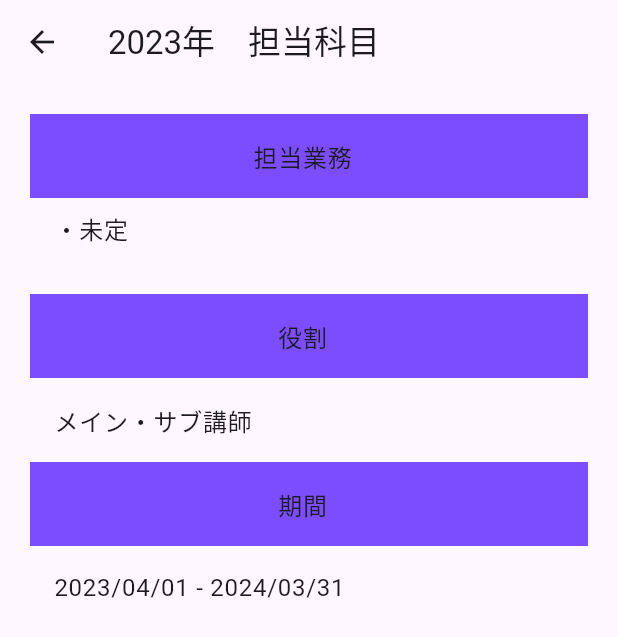
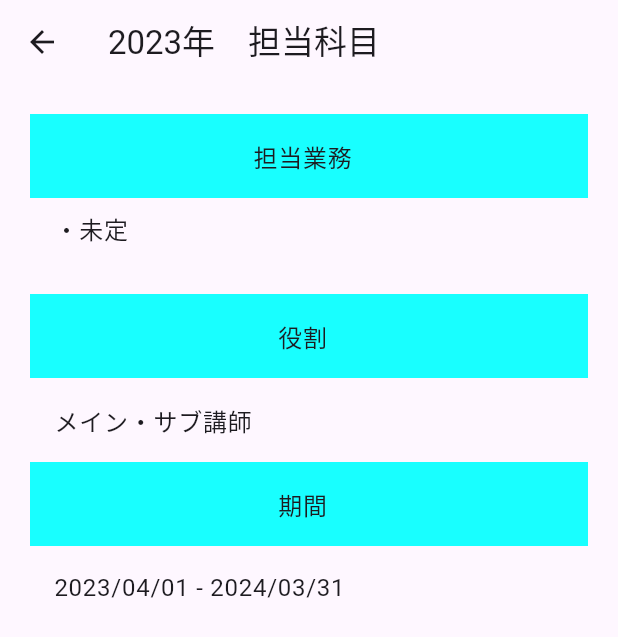
Before and after one commit to LeoAndo/flutter_my_profile_app, a Flutter app: the DetailPage screen opened directly with sample values from the repository, on a phone screen of 412 x 824 dp. Shown: the top 637 px of the screen. Run offline on Flutter 3.47's test engine with Material 2 defaults, Android fonts, the phone set to English and light mode, and no system bars.

Commit message:
update colors

```diff
--- a/lib/detail_page.dart
+++ b/lib/detail_page.dart
@@ -8,6 +8,8 @@ class DetailPage extends StatelessWidget {
 
   @override
   Widget build(BuildContext context) {
+    final listTileTheme =
+        ListTileTheme.of(context).copyWith(tileColor: Colors.lightGreen);
     return Scaffold(
       appBar: AppBar(title: Text(info.title)),
       body: SingleChildScrollView(
@@ -20,7 +22,7 @@ class DetailPage extends StatelessWidget {
                   "担当業務",
                   textAlign: TextAlign.center,
                 ),
-                tileColor: Colors.deepPurpleAccent,
+                tileColor: Colors.cyanAccent,
               ),
               ListTile(
                 title: Text(
@@ -33,7 +35,7 @@ class DetailPage extends StatelessWidget {
                   "役割",
                   textAlign: TextAlign.center,
                 ),
-                tileColor: Colors.deepPurpleAccent,
+                tileColor: Colors.cyanAccent,
               ),
               ListTile(
                 title: Text(
@@ -46,7 +48,7 @@ class DetailPage extends StatelessWidget {
                   "期間",
                   textAlign: TextAlign.center,
                 ),
-                tileColor: Colors.deepPurpleAccent,
+                tileColor: Colors.cyanAccent,
               ),
               ListTile(
                 title: Text(
```
